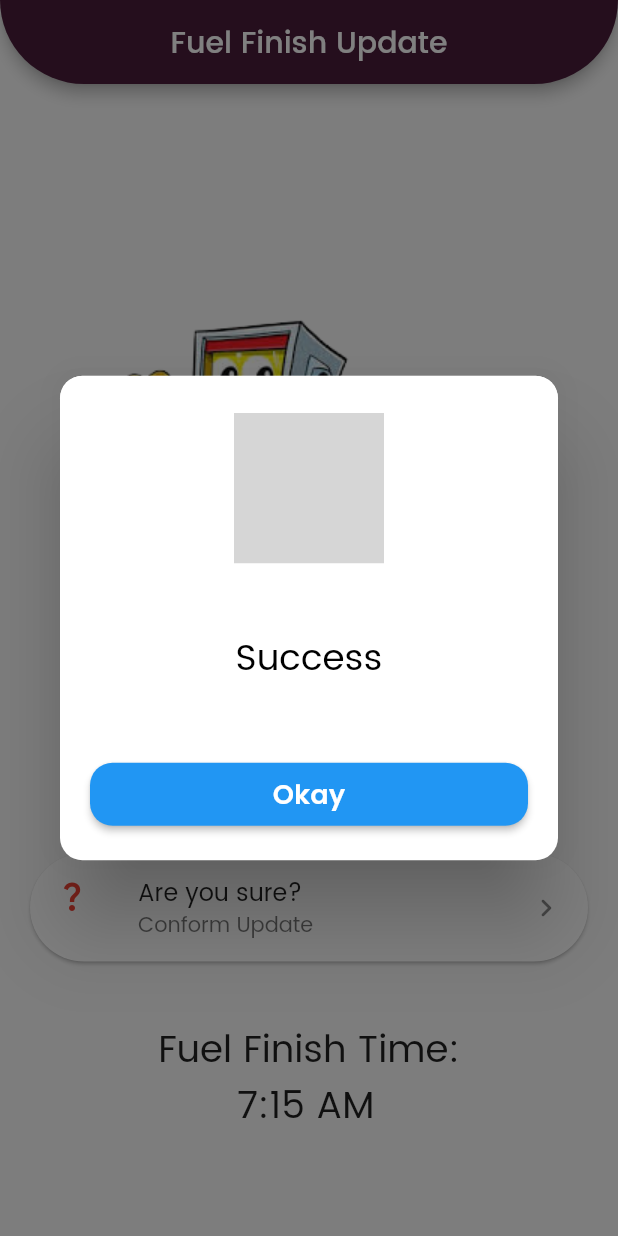
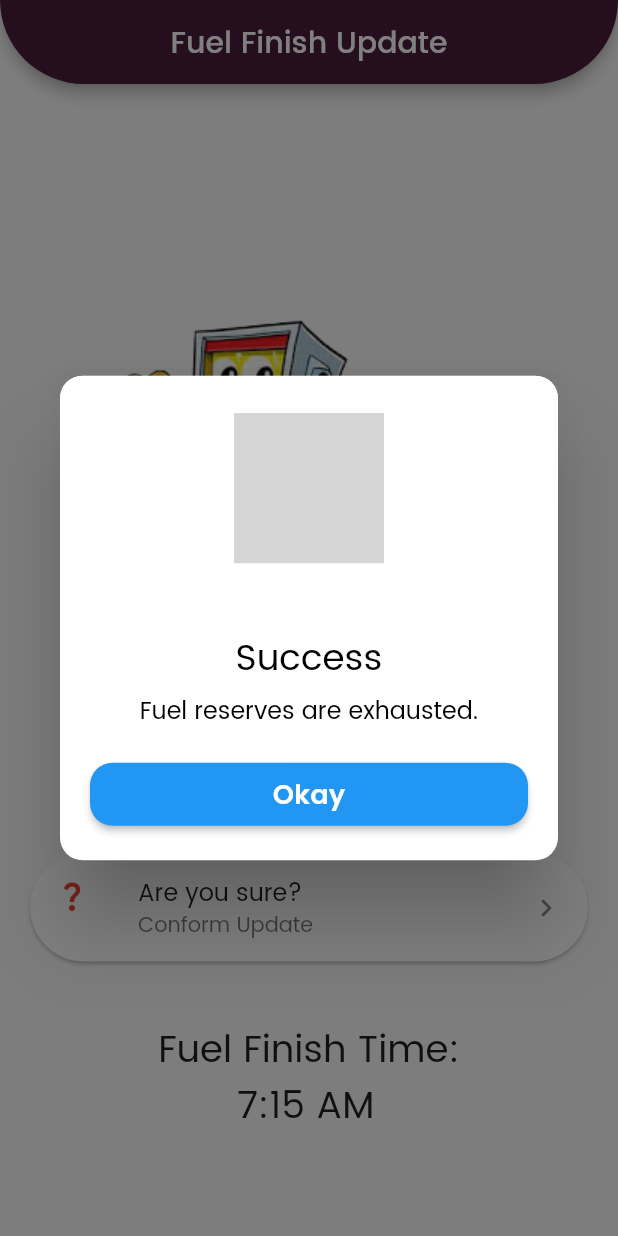
Before and after one commit to Lahiru-Ima/Fuel-App-Front-end, a Flutter app: the screen it shows after launch, after a tap on "Are you sure?", on a phone screen of 412 x 824 dp. Run offline on Flutter 3.47's test engine with Material 2 defaults, Android fonts, the light colour scheme and no system bars; our stand-ins replace quickalert, snippet_coder_utils; grey boxes are pictures that could not be loaded.

Commit message:
title aded

```diff
--- a/lib/station_owner_screen/fuelFinishUpdateScreen.dart
+++ b/lib/station_owner_screen/fuelFinishUpdateScreen.dart
@@ -35,7 +35,7 @@ class _FuelFinishUpdateState extends State<FuelFinishUpdate> {
         QuickAlert.show(
           context: context,
           type: QuickAlertType.success,
-          text: '',
+          text: 'Fuel reserves are exhausted.',
         );
       },
       title: 'Are you sure?',
```
